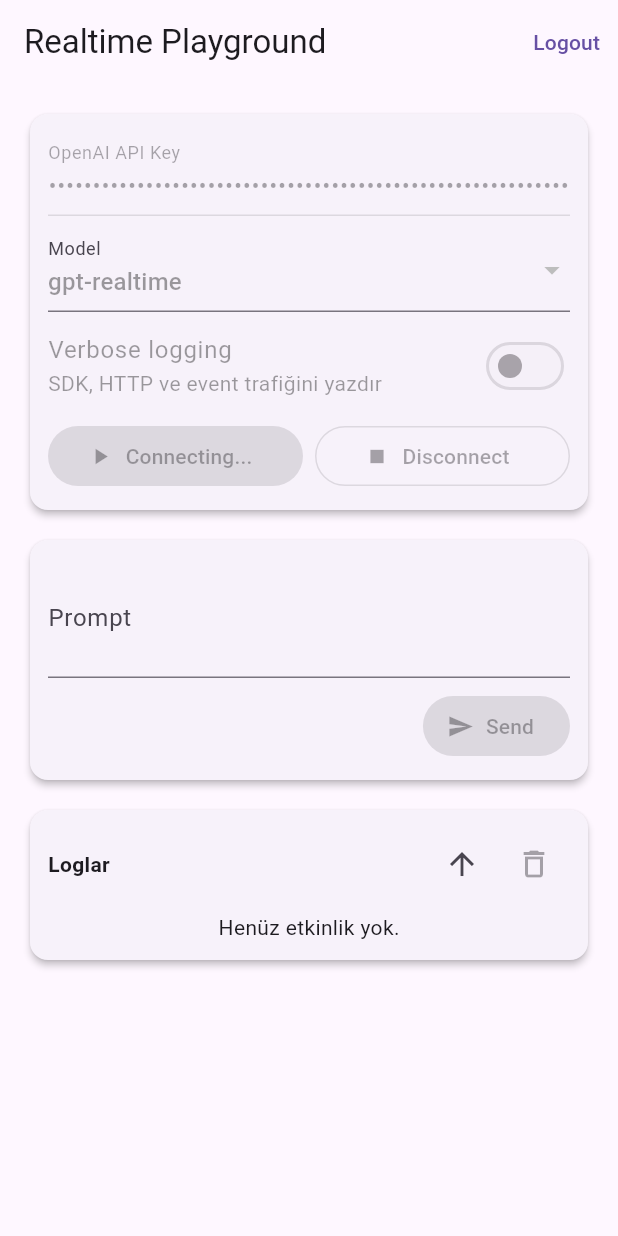
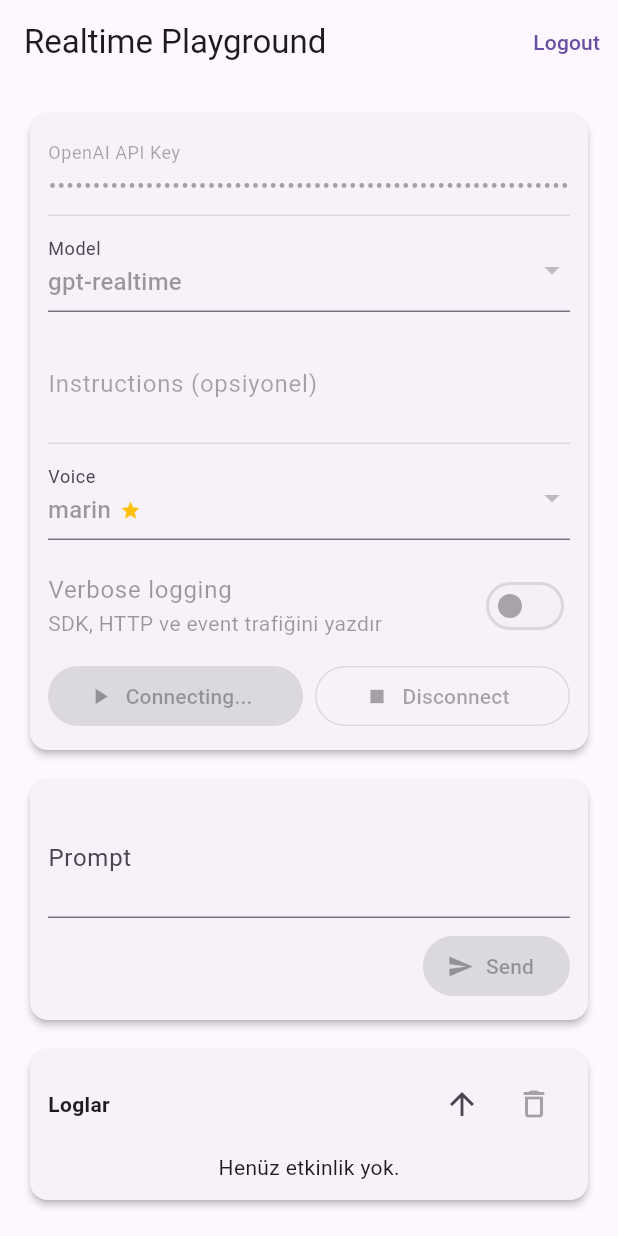
Before and after one commit to yigitcuhadar/personai, a Flutter app: the screen it shows once a user with an empty profile is signed in, after a tap on "Connect", on a phone screen of 412 x 824 dp. Run offline on Flutter 3.47's test engine with Material 3 defaults, Android fonts, the phone set to English and light mode, and no system bars; our stand-ins replace bloc, equatable, firebase_auth, firebase_core, flutter_bloc, formz and 2 more; missing offline and left inert: flutter_webrtc; accounts and stored records are empty.

Commit message:
voice bozuk

```diff
--- a/lib/features/home/presentation/cubit/home_cubit.dart
+++ b/lib/features/home/presentation/cubit/home_cubit.dart
@@ -33,6 +33,22 @@ class PromptInput extends FormzInput<String, String> {
   String? validator(String value) => value.trim().isEmpty ? 'Prompt gerekli' : null;
 }
 
+class InstructionsInput extends FormzInput<String, String> {
+  const InstructionsInput.pure([super.value = '']) : super.pure();
+  const InstructionsInput.dirty([super.value = '']) : super.dirty();
+
+  @override
+  String? validator(String value) => null; // optional
+}
+
+class VoiceInput extends FormzInput<String, String> {
+  const VoiceInput.pure([super.value = 'marin']) : super.pure();
+  const VoiceInput.dirty([super.value = 'marin']) : super.dirty();
+
+  @override
+  String? validator(String value) => realtimeVoiceNames.contains(value) ? null : 'Geçersiz ses';
+}
+
 class HomeCubit extends Cubit<HomeState> {
   HomeCubit({String defaultApiKey = ''})
     : super(
@@ -62,6 +78,14 @@ class HomeCubit extends Cubit<HomeState> {
     emit(state.copyWith(prompt: PromptInput.dirty(value), clearError: true));
   }
 
+  void onInstructionsChanged(String value) {
+    emit(state.copyWith(instructions: InstructionsInput.dirty(value), clearError: true));
+  }
+
+  void onVoiceChanged(String value) {
+    emit(state.copyWith(voice: VoiceInput.dirty(value), clearError: true));
+  }
+
   void clearLogs() {
     emit(state.copyWith(logs: const []));
   }
@@ -80,12 +104,14 @@ class HomeCubit extends Cubit<HomeState> {
 
     final apiKey = ApiKeyInput.dirty(state.apiKey.value.trim());
     final model = ModelInput.dirty(state.model.value.trim());
-    final isValid = Formz.validate([apiKey, model]);
+    final voice = VoiceInput.dirty(state.voice.value);
+    final isValid = Formz.validate([apiKey, model, voice]);
     if (!isValid) {
       emit(
         state.copyWith(
           apiKey: apiKey,
           model: model,
+          voice: voice,
           lastError: 'API anahtarı ve model gerekli.',
         ),
       );
@@ -105,9 +131,13 @@ class HomeCubit extends Cubit<HomeState> {
     await _attachClientStreams(client);
 
     try {
+      final session = RealtimeSessionConfig(
+        type: 'realtime',
+        model: model.value,
+      );
       await client.connect(
         model: model.value,
-        session: const RealtimeSessionConfig(type: 'realtime'),
+        session: session,
       );
       _client = client;
       emit(
@@ -117,6 +147,7 @@ class HomeCubit extends Cubit<HomeState> {
           clearError: true,
         ),
       );
+      await _sendSessionUpdate(includeVoice: true, includeInstructions: true);
       _appendEventLog(
         direction: LogDirection.client,
         type: 'connection',
@@ -198,6 +229,23 @@ class HomeCubit extends Cubit<HomeState> {
       payload: event.toJson(),
       rawEvent: event,
     );
+  }
+
+  Future<void> _sendSessionUpdate({
+    required bool includeVoice,
+    required bool includeInstructions,
+  }) async {
+    if (!_isConnected || _client == null) return;
+    final session = RealtimeSessionConfig(
+      audio: includeVoice ? RealtimeAudioConfig(output: RealtimeAudioOutputConfig(voice: state.voice.value)) : null,
+      instructions: includeInstructions
+          ? state.instructions.value.trim().isEmpty
+                ? null
+                : state.instructions.value.trim()
+          : null,
+    );
+    if (session.audio == null && session.instructions == null) return;
+    await _client!.sendEvent(SessionUpdateEvent(session: session));
   }
 
   OpenAIRealtimeClient _createClient(String token) {
--- a/lib/features/home/presentation/cubit/home_state.dart
+++ b/lib/features/home/presentation/cubit/home_state.dart
@@ -11,6 +11,8 @@ class HomeState extends Equatable {
     this.apiKey = const ApiKeyInput.pure(),
     this.model = const ModelInput.pure(),
     this.prompt = const PromptInput.pure(),
+    this.instructions = const InstructionsInput.pure(),
+    this.voice = const VoiceInput.pure(),
   });
 
   final HomeStatus status;
@@ -22,6 +24,8 @@ class HomeState extends Equatable {
   final ApiKeyInput apiKey;
   final ModelInput model;
   final PromptInput prompt;
+  final InstructionsInput instructions;
+  final VoiceInput voice;
 
   HomeState copyWith({
     HomeStatus? status,
@@ -33,6 +37,8 @@ class HomeState extends Equatable {
     ApiKeyInput? apiKey,
     ModelInput? model,
     PromptInput? prompt,
+    InstructionsInput? instructions,
+    VoiceInput? voice,
     bool clearError = false,
   }) {
     return HomeState(
@@ -45,6 +51,8 @@ class HomeState extends Equatable {
       apiKey: apiKey ?? this.apiKey,
       model: model ?? this.model,
       prompt: prompt ?? this.prompt,
+      instructions: instructions ?? this.instructions,
+      voice: voice ?? this.voice,
     );
   }
 
@@ -59,6 +67,8 @@ class HomeState extends Equatable {
     apiKey,
     model,
     prompt,
+    instructions,
+    voice,
   ];
 }
 
--- a/lib/features/home/presentation/widgets/connection_card.dart
+++ b/lib/features/home/presentation/widgets/connection_card.dart
@@ -19,6 +19,11 @@ class ConnectionCard extends StatelessWidget {
             _ApiKeyField(),
             SizedBox(height: 8),
             _ModelDropdown(),
+            SizedBox(height: 8),
+            _InstructionsField(),
+            SizedBox(height: 8),
+            _VoiceDropdown(),
+            SizedBox(height: 8),
             _VerboseLoggingSwitch(),
             _ConnectButtons(),
           ],
@@ -88,6 +93,74 @@ class _ModelDropdown extends StatelessWidget {
             labelText: 'Model',
             errorText: displayError,
           ),
+        );
+      },
+    );
+  }
+}
+
+class _InstructionsField extends StatelessWidget {
+  const _InstructionsField();
+
+  @override
+  Widget build(BuildContext context) {
+    return BlocBuilder<HomeCubit, HomeState>(
+      buildWhen: (p, c) => p.instructions != c.instructions || p.status != c.status,
+      builder: (context, state) {
+        final isEnabled = state.status == HomeStatus.initial || state.status == HomeStatus.error;
+        return TextFormField(
+          key: const ValueKey('instructions-field'),
+          autocorrect: false,
+          initialValue: state.instructions.value,
+          enabled: isEnabled,
+          minLines: 2,
+          maxLines: 4,
+          onChanged: (value) => context.read<HomeCubit>().onInstructionsChanged(value),
+          decoration: const InputDecoration(
+            labelText: 'Instructions (opsiyonel)',
+            hintText: 'Assistant davranışı...',
+          ),
+        );
+      },
+    );
+  }
+}
+
+class _VoiceDropdown extends StatelessWidget {
+  const _VoiceDropdown();
+
+  @override
+  Widget build(BuildContext context) {
+    return BlocBuilder<HomeCubit, HomeState>(
+      buildWhen: (p, c) => p.voice != c.voice || p.status != c.status,
+      builder: (context, state) {
+        final isEnabled = state.status == HomeStatus.initial || state.status == HomeStatus.error;
+        final value = state.voice.value.isNotEmpty ? state.voice.value : realtimeFavoriteVoices.first;
+        return DropdownButtonFormField<String>(
+          key: const ValueKey('voice-dropdown'),
+          initialValue: value,
+          onChanged: isEnabled
+              ? (value) => context.read<HomeCubit>().onVoiceChanged(
+                  value ?? realtimeFavoriteVoices.first,
+                )
+              : null,
+          decoration: const InputDecoration(labelText: 'Voice'),
+          items: realtimeVoiceNames
+              .map(
+                (voice) => DropdownMenuItem<String>(
+                  value: voice,
+                  child: Row(
+                    children: [
+                      Text(voice),
+                      if (realtimeFavoriteVoices.contains(voice)) ...[
+                        const SizedBox(width: 6),
+                        const Icon(Icons.star, size: 14, color: Colors.amber),
+                      ],
+                    ],
+                  ),
+                ),
+              )
+              .toList(),
         );
       },
     );
--- a/packages/openai_realtime/lib/src/models/realtime_model_catalog.dart
+++ b/packages/openai_realtime/lib/src/models/realtime_model_catalog.dart
@@ -11,3 +11,9 @@ const List<String> realtimeModelNames = [
   'gpt-4o-mini-realtime-preview',
   'gpt-4o-mini-realtime-preview-2024-12-17',
 ];
+
+/// Supported realtime voices. Favorited voices are commonly recommended defaults.
+const List<String> realtimeVoiceNames = ['alloy', 'ash', 'ballad', 'coral', 'echo', 'sage', 'shimmer', 'verse', 'marin', 'cedar'];
+
+/// Voices we highlight as preferred defaults in UIs.
+const Set<String> realtimeFavoriteVoices = {'marin', 'cedar'};
```
